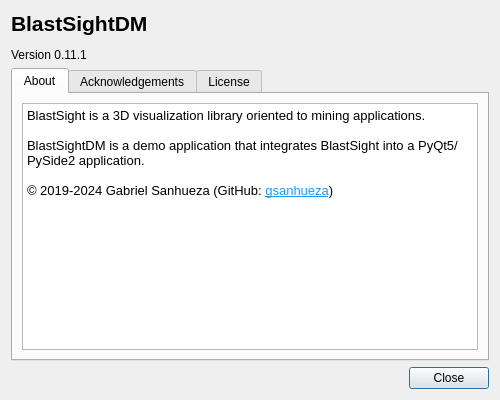
First picture: the form in blastsight/view/gui/UI/aboutdialog.ui, repository gsanhueza/BlastSight, before the edit.
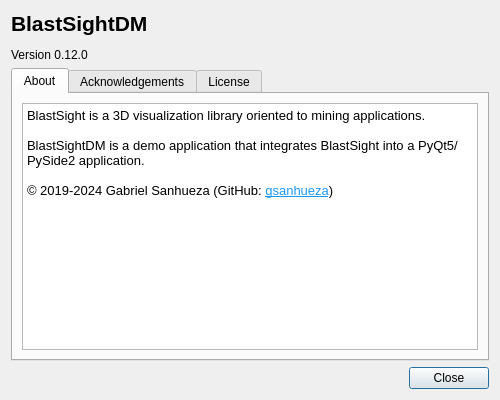
Second picture: the form after the edit. Icons and pictures are not drawn.

The edit to the form file:
```diff
--- a/blastsight/view/gui/UI/aboutdialog.ui
+++ b/blastsight/view/gui/UI/aboutdialog.ui
@@ -30,7 +30,7 @@
         </sizepolicy>
        </property>
        <property name="text">
-        <string>&lt;html&gt;&lt;head/&gt;&lt;body&gt;&lt;p&gt;&lt;span style=&quot; font-size:16pt; font-weight:600;&quot;&gt;BlastSightDM&lt;/span&gt;&lt;/p&gt;&lt;p&gt;Version 0.11.1&lt;/p&gt;&lt;/body&gt;&lt;/html&gt;</string>
+        <string>&lt;html&gt;&lt;head/&gt;&lt;body&gt;&lt;p&gt;&lt;span style=&quot; font-size:16pt; font-weight:600;&quot;&gt;BlastSightDM&lt;/span&gt;&lt;/p&gt;&lt;p&gt;Version 0.12.0&lt;/p&gt;&lt;/body&gt;&lt;/html&gt;</string>
        </property>
       </widget>
      </item>
```
